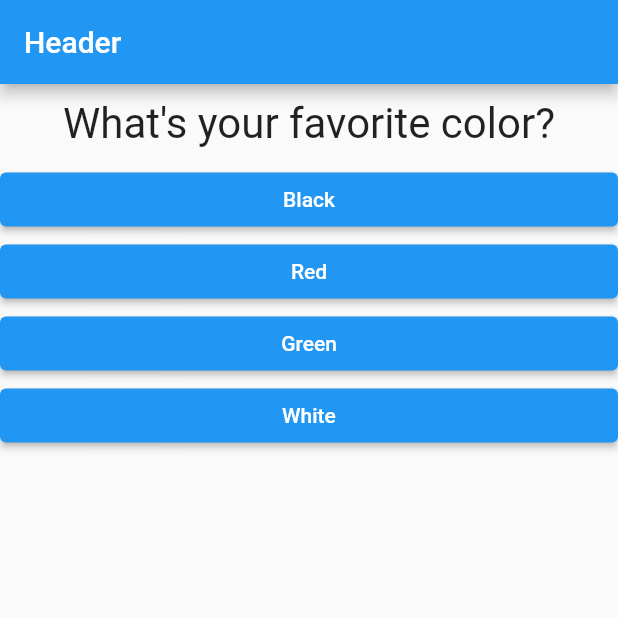
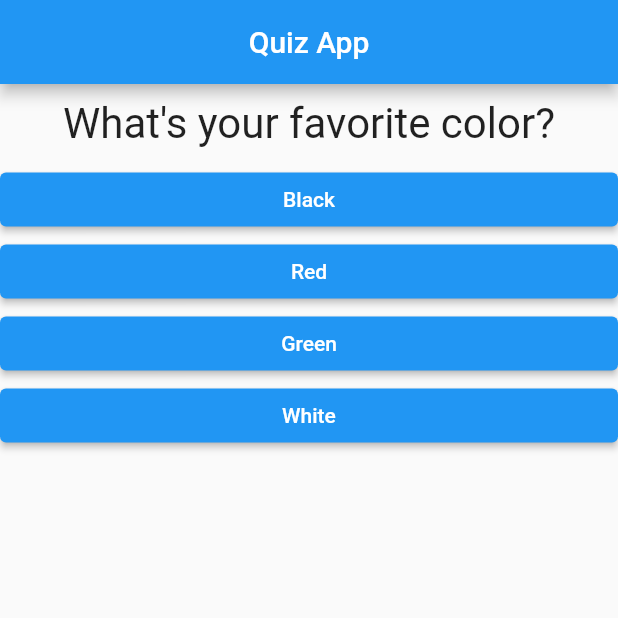
Before and after one commit to impruthvi/quiz_app, a Flutter app: the screen it shows after launch, on a phone screen of 412 x 824 dp, the top half of it. Run offline on Flutter 3.47's test engine with Material 2 defaults, Android fonts, the phone set to English and light mode, and no system bars.

Commit message:
separate the code

```diff
--- a/lib/main.dart
+++ b/lib/main.dart
@@ -1,55 +1,55 @@
 import 'package:flutter/material.dart';
-import './answer.dart';
-import './question.dart';
+import './quiz.dart';
+import './result.dart';
 
-void main() => runApp(MyApp());
+void main() => runApp(const MyApp());
 
 class MyApp extends StatefulWidget {
+  const MyApp({super.key});
+
   @override
   State<MyApp> createState() => _MyAppState();
 }
 
 class _MyAppState extends State<MyApp> {
+  final _questions = [
+    {
+      'questionText': 'What\'s your favorite color?',
+      'answers': ['Black', 'Red', 'Green', 'White'],
+    },
+    {
+      'questionText': 'What\'s your favorite animal?',
+      'answers': ['Rabbit', 'Snake', 'Elephant', 'Lion'],
+    },
+    {
+      'questionText': 'Who\'s your favorite instructor?',
+      'answers': ['Max', 'Max', 'Max', 'Max'],
+    },
+  ];
   var _questionIndex = 0;
 
   void answerQuestion() {
     setState(() {
       _questionIndex = _questionIndex + 1;
     });
-    print('Click');
   }
 
   @override
   Widget build(BuildContext context) {
-    var questions = [
-      {
-        'questionText': 'What\'s your favorite color?',
-        'answers': ['Black', 'Red', 'Green', 'White'],
-      },
-      {
-        'questionText': 'What\'s your favorite animal?',
-        'answers': ['Rabbit', 'Snake', 'Elephant', 'Lion'],
-      },
-      {
-        'questionText': 'Who\'s your favorite instructor?',
-        'answers': ['Max', 'Max', 'Max', 'Max'],
-      },
-    ];
-
     return MaterialApp(
       home: Scaffold(
         appBar: AppBar(
-          title: const Text("Header"),
+          title: const Center(
+            child: Text("Quiz App"),
+          ),
         ),
-        body: Column(
-          children: [
-            Question(questions[_questionIndex]['questionText'] as String),
-            ...(questions[_questionIndex]['answers'] as List<String>)
-                .map((answer) {
-              return Answer(answerQuestion, answer);
-            }).toList()
-          ],
-        ),
+        body: _questionIndex < _questions.length
+            ? Quiz(
+                answerQuestion: answerQuestion,
+                questionIndex: _questionIndex,
+                questions: _questions,
+              )
+            : const Result(),
       ),
     );
   }
--- /dev/null
+++ b/lib/quiz.dart
@@ -0,0 +1,27 @@
+import 'package:flutter/material.dart';
+import './answer.dart';
+import './question.dart';
+
+class Quiz extends StatelessWidget {
+  final List<Map<String, Object>> questions;
+  final int questionIndex;
+  final VoidCallback answerQuestion;
+
+  const Quiz({super.key,
+    required this.questions,
+    required this.questionIndex,
+    required this.answerQuestion
+  });
+
+  @override
+  Widget build(BuildContext context) {
+    return Column(
+      children: [
+        Question(questions[questionIndex]['questionText'] as String),
+        ...(questions[questionIndex]['answers'] as List<String>).map((answer) {
+          return Answer(answerQuestion, answer);
+        }).toList()
+      ],
+    );
+  }
+}
--- /dev/null
+++ b/lib/result.dart
@@ -0,0 +1,12 @@
+import 'package:flutter/material.dart';
+
+class Result extends StatelessWidget {
+  const Result({super.key});
+
+  @override
+  Widget build(BuildContext context) {
+    return const Center(
+      child: Text("You did it"),
+    );
+  }
+}
```
